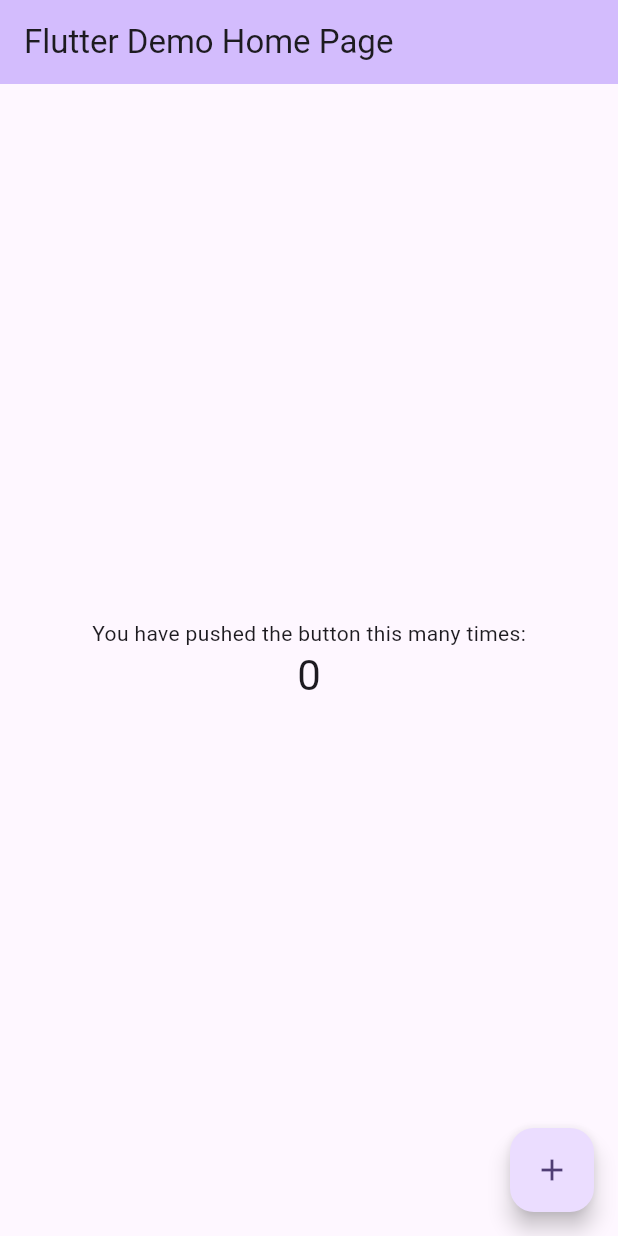
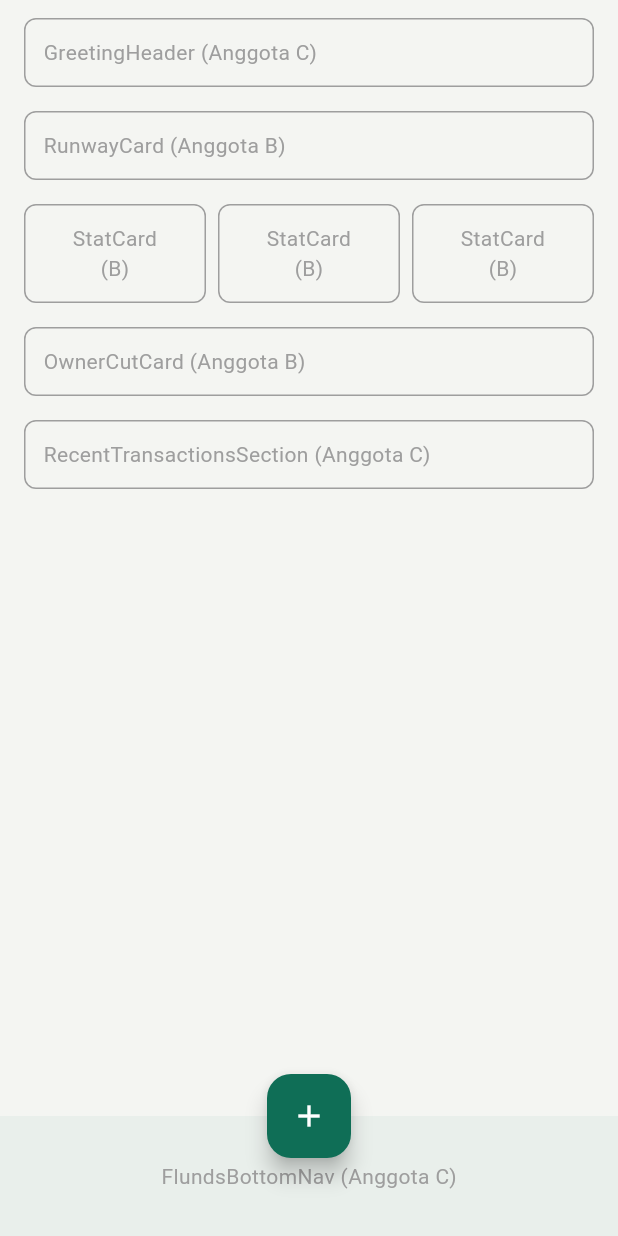
Before and after one commit to Abidalfakhri/flunds, a Flutter app: the screen it shows after launch, on a phone screen of 412 x 824 dp. Run offline on Flutter 3.47's test engine with Material 3 defaults, Android fonts, the phone set to English and light mode, and no system bars.

Commit message:
setup kerangka dasar projek

```diff
--- a/lib/main.dart
+++ b/lib/main.dart
@@ -1,122 +1,21 @@
 import 'package:flutter/material.dart';
+import 'theme/app_theme.dart';
+import 'screens/dashboard_screen.dart';
 
 void main() {
-  runApp(const MyApp());
+  runApp(const FlundsApp());
 }
 
-class MyApp extends StatelessWidget {
-  const MyApp({super.key});
+class FlundsApp extends StatelessWidget {
+  const FlundsApp({super.key});
 
-  // This widget is the root of your application.
   @override
   Widget build(BuildContext context) {
     return MaterialApp(
-      title: 'Flutter Demo',
-      theme: ThemeData(
-        // This is the theme of your application.
-        //
-        // TRY THIS: Try running your application with "flutter run". You'll see
-        // the application has a purple toolbar. Then, without quitting the app,
-        // try changing the seedColor in the colorScheme below to Colors.green
-        // and then invoke "hot reload" (save your changes or press the "hot
-        // reload" button in a Flutter-supported IDE, or press "r" if you used
-        // the command line to start the app).
-        //
-        // Notice that the counter didn't reset back to zero; the application
-        // state is not lost during the reload. To reset the state, use hot
-        // restart instead.
-        //
-        // This works for code too, not just values: Most code changes can be
-        // tested with just a hot reload.
-        colorScheme: .fromSeed(seedColor: Colors.deepPurple),
-      ),
-      home: const MyHomePage(title: 'Flutter Demo Home Page'),
+      title: 'Flunds',
+      debugShowCheckedModeBanner: false,
+      theme: FlundsTheme.light,
+      home: const DashboardScreen(),
     );
   }
 }
-
-class MyHomePage extends StatefulWidget {
-  const MyHomePage({super.key, required this.title});
-
-  // This widget is the home page of your application. It is stateful, meaning
-  // that it has a State object (defined below) that contains fields that affect
-  // how it looks.
-
-  // This class is the configuration for the state. It holds the values (in this
-  // case the title) provided by the parent (in this case the App widget) and
-  // used by the build method of the State. Fields in a Widget subclass are
-  // always marked "final".
-
-  final String title;
-
-  @override
-  State<MyHomePage> createState() => _MyHomePageState();
-}
-
-class _MyHomePageState extends State<MyHomePage> {
-  int _counter = 0;
-
-  void _incrementCounter() {
-    setState(() {
-      // This call to setState tells the Flutter framework that something has
-      // changed in this State, which causes it to rerun the build method below
-      // so that the display can reflect the updated values. If we changed
-      // _counter without calling setState(), then the build method would not be
-      // called again, and so nothing would appear to happen.
-      _counter++;
-    });
-  }
-
-  @override
-  Widget build(BuildContext context) {
-    // This method is rerun every time setState is called, for instance as done
-    // by the _incrementCounter method above.
-    //
-    // The Flutter framework has been optimized to make rerunning build methods
-    // fast, so that you can just rebuild anything that needs updating rather
-    // than having to individually change instances of widgets.
-    return Scaffold(
-      appBar: AppBar(
-        // TRY THIS: Try changing the color here to a specific color (to
-        // Colors.amber, perhaps?) and trigger a hot reload to see the AppBar
-        // change color while the other colors stay the same.
-        backgroundColor: Theme.of(context).colorScheme.inversePrimary,
-        // Here we take the value from the MyHomePage object that was created by
-        // the App.build method, and use it to set our appbar title.
-        title: Text(widget.title),
-      ),
-      body: Center(
-        // Center is a layout widget. It takes a single child and positions it
-        // in the middle of the parent.
-        child: Column(
-          // Column is also a layout widget. It takes a list of children and
-          // arranges them vertically. By default, it sizes itself to fit its
-          // children horizontally, and tries to be as tall as its parent.
-          //
-          // Column has various properties to control how it sizes itself and
-          // how it positions its children. Here we use mainAxisAlignment to
-          // center the children vertically; the main axis here is the vertical
-          // axis because Columns are vertical (the cross axis would be
-          // horizontal).
-          //
-          // TRY THIS: Invoke "debug painting" (choose the "Toggle Debug Paint"
-          // action in the IDE, or press "p" in the console), to see the
-          // wireframe for each widget.
-          mainAxisAlignment: .center,
-          children: [
-            const Text('You have pushed the button this many times:'),
-            Text(
-              '$_counter',
-              style: Theme.of(context).textTheme.headlineMedium,
-            ),
-          ],
-        ),
-      ),
-      floatingActionButton: FloatingActionButton(
-        onPressed: _incrementCounter,
-        tooltip: 'Increment',
-        child: const Icon(Icons.add),
-      ),
-    );
-  }
-}
--- /dev/null
+++ b/lib/models/transaction_item.dart
@@ -0,0 +1,11 @@
+class TransactionItem {
+  final String title;
+  final String amount;
+  final bool isIncome;
+
+  const TransactionItem({
+    required this.title,
+    required this.amount,
+    required this.isIncome,
+  });
+}
--- /dev/null
+++ b/lib/screens/dashboard_screen.dart
@@ -0,0 +1,55 @@
+import 'package:flutter/material.dart';
+import '../theme/app_theme.dart';
+import '../widgets/greeting_header.dart';
+import '../widgets/runway_card.dart';
+import '../widgets/cash_summary_row.dart';
+import '../widgets/owner_cut_card.dart';
+import '../widgets/recent_transactions_section.dart';
+import '../widgets/bottom_nav.dart';
+
+class DashboardScreen extends StatelessWidget {
+  const DashboardScreen({super.key});
+
+  @override
+  Widget build(BuildContext context) {
+    return Scaffold(
+      body: SafeArea(
+        child: SingleChildScrollView(
+          padding: const EdgeInsets.symmetric(horizontal: 16),
+          child: Column(
+            crossAxisAlignment: CrossAxisAlignment.start,
+            children: const [
+              SizedBox(height: 12),
+              GreetingHeader(userName: 'Rani'),
+              SizedBox(height: 16),
+              RunwayCard(
+                runwayDays: 45,
+                thresholdDays: 30,
+                progress: 0.7,
+                statusLabel: 'Aman',
+              ),
+              SizedBox(height: 16),
+              CashSummaryRow(
+                balance: 'Rp8,4jt',
+                inflow: '+Rp5,2jt',
+                outflow: '-Rp3,1jt',
+              ),
+              SizedBox(height: 16),
+              OwnerCutCard(safeAmount: 'Rp1,2jt'),
+              SizedBox(height: 16),
+              RecentTransactionsSection(),
+              SizedBox(height: 24),
+            ],
+          ),
+        ),
+      ),
+      floatingActionButton: FloatingActionButton(
+        onPressed: null,
+        backgroundColor: FlundsColors.primary,
+        child: const Icon(Icons.add, color: Colors.white),
+      ),
+      floatingActionButtonLocation: FloatingActionButtonLocation.centerDocked,
+      bottomNavigationBar: const FlundsBottomNav(),
+    );
+  }
+}
--- /dev/null
+++ b/lib/theme/app_theme.dart
@@ -0,0 +1,22 @@
+import 'package:flutter/material.dart';
+
+class FlundsColors {
+  static const primary = Color(0xFF0F6E56);
+  static const runwayBg = Color(0xFFE1F5EE);
+  static const ownerCutBg = Color(0xFFE6F1FB);
+  static const ownerCutText = Color(0xFF185FA5);
+  static const income = Color(0xFF3B6D11);
+  static const expense = Color(0xFF993C1D);
+  static const scaffoldBg = Color(0xFFF4F5F2);
+}
+
+class FlundsTheme {
+  static ThemeData get light {
+    return ThemeData(
+      primaryColor: FlundsColors.primary,
+      scaffoldBackgroundColor: FlundsColors.scaffoldBg,
+      useMaterial3: true,
+      colorScheme: ColorScheme.fromSeed(seedColor: FlundsColors.primary),
+    );
+  }
+}
--- /dev/null
+++ b/lib/widgets/bottom_nav.dart
@@ -0,0 +1,15 @@
+import 'package:flutter/material.dart';
+
+class FlundsBottomNav extends StatelessWidget {
+  const FlundsBottomNav({super.key});
+
+  @override
+  Widget build(BuildContext context) {
+    return BottomAppBar(
+      child: Center(
+        child: Text('FlundsBottomNav (Anggota C)',
+            style: TextStyle(color: Colors.grey)),
+      ),
+    );
+  }
+}
--- /dev/null
+++ b/lib/widgets/cash_summary_row.dart
@@ -0,0 +1,28 @@
+import 'package:flutter/material.dart';
+import 'stat_card.dart';
+
+class CashSummaryRow extends StatelessWidget {
+  final String balance;
+  final String inflow;
+  final String outflow;
+
+  const CashSummaryRow({
+    super.key,
+    required this.balance,
+    required this.inflow,
+    required this.outflow,
+  });
+
+  @override
+  Widget build(BuildContext context) {
+    return Row(
+      children: const [
+        Expanded(child: StatCard(label: 'Saldo', value: '-')),
+        SizedBox(width: 8),
+        Expanded(child: StatCard(label: 'Masuk', value: '-')),
+        SizedBox(width: 8),
+        Expanded(child: StatCard(label: 'Keluar', value: '-')),
+      ],
+    );
+  }
+}
--- /dev/null
+++ b/lib/widgets/greeting_header.dart
@@ -0,0 +1,29 @@
+import 'package:flutter/material.dart';
+
+class GreetingHeader extends StatelessWidget {
+  final String userName;
+  const GreetingHeader({super.key, required this.userName});
+
+  @override
+  Widget build(BuildContext context) {
+    return _PlaceholderBox(label: 'GreetingHeader (Anggota C)');
+  }
+}
+
+class _PlaceholderBox extends StatelessWidget {
+  final String label;
+  const _PlaceholderBox({required this.label});
+
+  @override
+  Widget build(BuildContext context) {
+    return Container(
+      width: double.infinity,
+      padding: const EdgeInsets.all(12),
+      decoration: BoxDecoration(
+        border: Border.all(color: Colors.grey, style: BorderStyle.solid),
+        borderRadius: BorderRadius.circular(8),
+      ),
+      child: Text(label, style: const TextStyle(color: Colors.grey)),
+    );
+  }
+}
--- /dev/null
+++ b/lib/widgets/owner_cut_card.dart
@@ -0,0 +1,20 @@
+import 'package:flutter/material.dart';
+
+class OwnerCutCard extends StatelessWidget {
+  final String safeAmount;
+  const OwnerCutCard({super.key, required this.safeAmount});
+
+  @override
+  Widget build(BuildContext context) {
+    return Container(
+      width: double.infinity,
+      padding: const EdgeInsets.all(12),
+      decoration: BoxDecoration(
+        border: Border.all(color: Colors.grey),
+        borderRadius: BorderRadius.circular(8),
+      ),
+      child: const Text("OwnerCutCard (Anggota B)",
+          style: TextStyle(color: Colors.grey)),
+    );
+  }
+}
--- /dev/null
+++ b/lib/widgets/recent_transactions_section.dart
@@ -0,0 +1,20 @@
+import 'package:flutter/material.dart';
+import '../models/transaction_item.dart';
+
+class RecentTransactionsSection extends StatelessWidget {
+  const RecentTransactionsSection({super.key});
+
+  @override
+  Widget build(BuildContext context) {
+    return Container(
+      width: double.infinity,
+      padding: const EdgeInsets.all(12),
+      decoration: BoxDecoration(
+        border: Border.all(color: Colors.grey),
+        borderRadius: BorderRadius.circular(8),
+      ),
+      child: const Text('RecentTransactionsSection (Anggota C)',
+          style: TextStyle(color: Colors.grey)),
+    );
+  }
+}
--- /dev/null
+++ b/lib/widgets/runway_card.dart
@@ -0,0 +1,39 @@
+import 'package:flutter/material.dart';
+
+class RunwayCard extends StatelessWidget {
+  final int runwayDays;
+  final int thresholdDays;
+  final double progress;
+  final String statusLabel;
+
+  const RunwayCard({
+    super.key,
+    required this.runwayDays,
+    required this.thresholdDays,
+    required this.progress,
+    required this.statusLabel,
+  });
+
+  @override
+  Widget build(BuildContext context) {
+    return _PlaceholderBox(label: 'RunwayCard (Anggota B)');
+  }
+}
+
+class _PlaceholderBox extends StatelessWidget {
+  final String label;
+  const _PlaceholderBox({required this.label});
+
+  @override
+  Widget build(BuildContext context) {
+    return Container(
+      width: double.infinity,
+      padding: const EdgeInsets.all(12),
+      decoration: BoxDecoration(
+        border: Border.all(color: Colors.grey),
+        borderRadius: BorderRadius.circular(8),
+      ),
+      child: Text(label, style: const TextStyle(color: Colors.grey)),
+    );
+  }
+}
--- /dev/null
+++ b/lib/widgets/stat_card.dart
@@ -0,0 +1,27 @@
+import 'package:flutter/material.dart';
+
+class StatCard extends StatelessWidget {
+  final String label;
+  final String value;
+  final Color? valueColor;
+
+  const StatCard({
+    super.key,
+    required this.label,
+    required this.value,
+    this.valueColor,
+  });
+
+  @override
+  Widget build(BuildContext context) {
+    return Container(
+      padding: const EdgeInsets.all(12),
+      decoration: BoxDecoration(
+        border: Border.all(color: Colors.grey),
+        borderRadius: BorderRadius.circular(8),
+      ),
+      child: const Text('StatCard\n(B)',
+          textAlign: TextAlign.center, style: TextStyle(color: Colors.grey)),
+    );
+  }
+}
```
